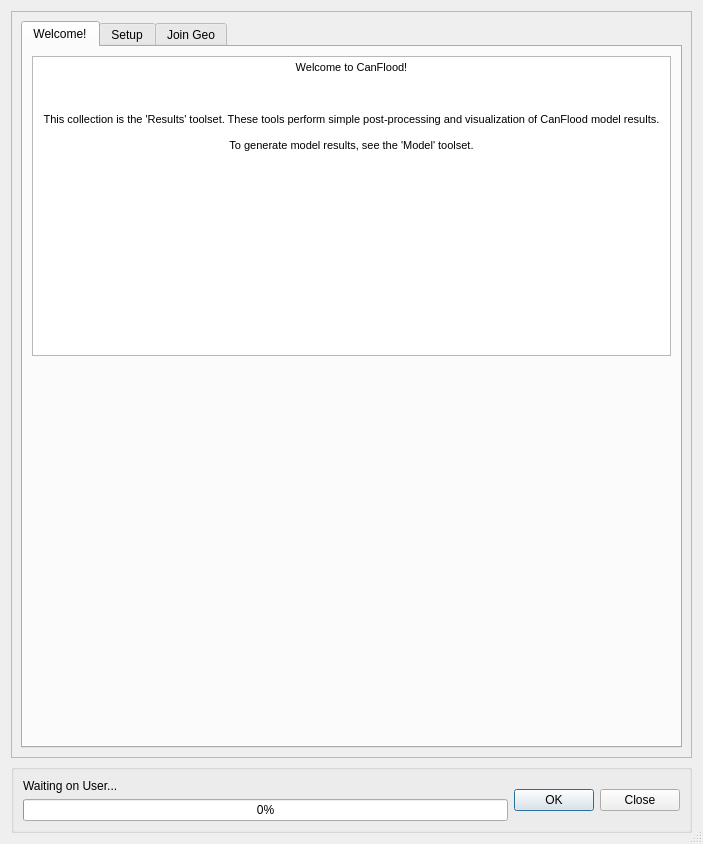
NRCan/CanFlood, file canflood/results/results.ui: the form before one commit.
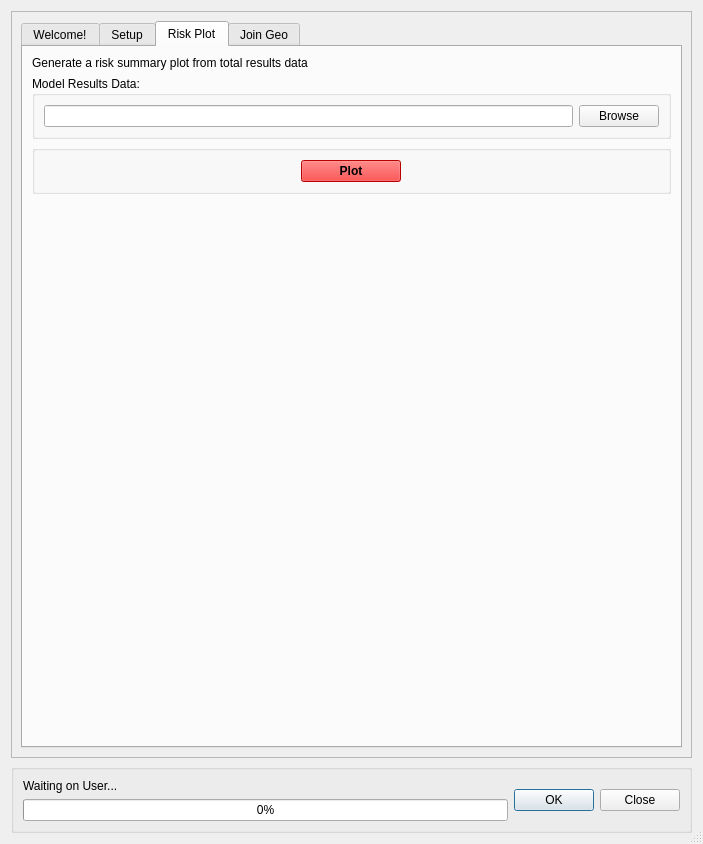
The form after the commit. Icons and pictures are not drawn. Custom widgets are drawn as their Qt base class.

Commit message: connected riskPlot

```diff
--- a/canflood/results/results.ui
+++ b/canflood/results/results.ui
@@ -65,7 +65,7 @@
           </size>
          </property>
          <property name="currentIndex">
-          <number>0</number>
+          <number>2</number>
          </property>
          <widget class="QWidget" name="tab">
           <attribute name="title">
@@ -220,6 +220,499 @@
            </item>
           </layout>
          </widget>
+         <widget class="QWidget" name="tab_3">
+          <attribute name="title">
+           <string>Risk Plot</string>
+          </attribute>
+          <layout class="QVBoxLayout" name="verticalLayout_4">
+           <item>
+            <widget class="QLabel" name="label_4">
+             <property name="text">
+              <string>Generate a risk summary plot from total results data</string>
+             </property>
+            </widget>
+           </item>
+           <item>
+            <widget class="QGroupBox" name="verticalGroupBox_7">
+             <property name="title">
+              <string>Model Results Data:</string>
+             </property>
+             <layout class="QVBoxLayout" name="verticalLayout_2">
+              <item>
+               <layout class="QHBoxLayout" name="_8">
+                <item>
+                 <widget class="QLineEdit" name="lineEdit_RP_fp"/>
+                </item>
+                <item>
+                 <widget class="QPushButton" name="pushButton_RP_fp">
+                  <property name="text">
+                   <string>Browse</string>
+                  </property>
+                 </widget>
+                </item>
+               </layout>
+              </item>
+             </layout>
+            </widget>
+           </item>
+           <item>
+            <widget class="QGroupBox" name="groupBox_7">
+             <property name="title">
+              <string/>
+             </property>
+             <layout class="QGridLayout" name="gridLayout_7">
+              <item row="0" column="0">
+               <widget class="QPushButton" name="pushButton_RP_plot">
+                <property name="maximumSize">
+                 <size>
+                  <width>100</width>
+                  <height>16777215</height>
+                 </size>
+                </property>
+                <property name="palette">
+                 <palette>
+                  <active>
+                   <colorrole role="WindowText">
+                    <brush brushstyle="SolidPattern">
+                     <color alpha="255">
+                      <red>0</red>
+                      <green>0</green>
+                      <blue>0</blue>
+                     </color>
+                    </brush>
+                   </colorrole>
+                   <colorrole role="Button">
+                    <brush brushstyle="SolidPattern">
+                     <color alpha="255">
+                      <red>255</red>
+                      <green>0</green>
+                      <blue>0</blue>
+                     </color>
+                    </brush>
+                   </colorrole>
+                   <colorrole role="Light">
+                    <brush brushstyle="SolidPattern">
+                     <color alpha="255">
+                      <red>255</red>
+                      <green>127</green>
+                      <blue>127</blue>
+                     </color>
+                    </brush>
+                   </colorrole>
+                   <colorrole role="Midlight">
+                    <brush brushstyle="SolidPattern">
+                     <color alpha="255">
+                      <red>255</red>
+                      <green>63</green>
+                      <blue>63</blue>
+                     </color>
+                    </brush>
+                   </colorrole>
+                   <colorrole role="Dark">
+                    <brush brushstyle="SolidPattern">
+                     <color alpha="255">
+                      <red>127</red>
+                      <green>0</green>
+                      <blue>0</blue>
+                     </color>
+                    </brush>
+                   </colorrole>
+                   <colorrole role="Mid">
+                    <brush brushstyle="SolidPattern">
+                     <color alpha="255">
+                      <red>170</red>
+                      <green>0</green>
+                      <blue>0</blue>
+                     </color>
+                    </brush>
+                   </colorrole>
+                   <colorrole role="Text">
+                    <brush brushstyle="SolidPattern">
+                     <color alpha="255">
+                      <red>0</red>
+                      <green>0</green>
+                      <blue>0</blue>
+                     </color>
+                    </brush>
+                   </colorrole>
+                   <colorrole role="BrightText">
+                    <brush brushstyle="SolidPattern">
+                     <color alpha="255">
+                      <red>255</red>
+                      <green>255</green>
+                      <blue>255</blue>
+                     </color>
+                    </brush>
+                   </colorrole>
+                   <colorrole role="ButtonText">
+                    <brush brushstyle="SolidPattern">
+                     <color alpha="255">
+                      <red>0</red>
+                      <green>0</green>
+                      <blue>0</blue>
+                     </color>
+                    </brush>
+                   </colorrole>
+                   <colorrole role="Base">
+                    <brush brushstyle="SolidPattern">
+                     <color alpha="255">
+                      <red>255</red>
+                      <green>255</green>
+                      <blue>255</blue>
+                     </color>
+                    </brush>
+                   </colorrole>
+                   <colorrole role="Window">
+                    <brush brushstyle="SolidPattern">
+                     <color alpha="255">
+                      <red>255</red>
+                      <green>0</green>
+                      <blue>0</blue>
+                     </color>
+                    </brush>
+                   </colorrole>
+                   <colorrole role="Shadow">
+                    <brush brushstyle="SolidPattern">
+                     <color alpha="255">
+                      <red>0</red>
+                      <green>0</green>
+                      <blue>0</blue>
+                     </color>
+                    </brush>
+                   </colorrole>
+                   <colorrole role="AlternateBase">
+                    <brush brushstyle="SolidPattern">
+                     <color alpha="255">
+                      <red>255</red>
+                      <green>127</green>
+                      <blue>127</blue>
+                     </color>
+                    </brush>
+                   </colorrole>
+                   <colorrole role="ToolTipBase">
+                    <brush brushstyle="SolidPattern">
+                     <color alpha="255">
+                      <red>255</red>
+                      <green>255</green>
+                      <blue>220</blue>
+                     </color>
+                    </brush>
+                   </colorrole>
+                   <colorrole role="ToolTipText">
+                    <brush brushstyle="SolidPattern">
+                     <color alpha="255">
+                      <red>0</red>
+                      <green>0</green>
+                      <blue>0</blue>
+                     </color>
+                    </brush>
+                   </colorrole>
+                  </active>
+                  <inactive>
+                   <colorrole role="WindowText">
+                    <brush brushstyle="SolidPattern">
+                     <color alpha="255">
+                      <red>0</red>
+                      <green>0</green>
+                      <blue>0</blue>
+                     </color>
+                    </brush>
+                   </colorrole>
+                   <colorrole role="Button">
+                    <brush brushstyle="SolidPattern">
+                     <color alpha="255">
+                      <red>255</red>
+                      <green>0</green>
+                      <blue>0</blue>
+                     </color>
+                    </brush>
+                   </colorrole>
+                   <colorrole role="Light">
+                    <brush brushstyle="SolidPattern">
+                     <color alpha="255">
+                      <red>255</red>
+                      <green>127</green>
+                      <blue>127</blue>
+                     </color>
+                    </brush>
+                   </colorrole>
+                   <colorrole role="Midlight">
+                    <brush brushstyle="SolidPattern">
+                     <color alpha="255">
+                      <red>255</red>
+                      <green>63</green>
+                      <blue>63</blue>
+                     </color>
+                    </brush>
+                   </colorrole>
+                   <colorrole role="Dark">
+                    <brush brushstyle="SolidPattern">
+                     <color alpha="255">
+                      <red>127</red>
+                      <green>0</green>
+                      <blue>0</blue>
+                     </color>
+                    </brush>
+                   </colorrole>
+                   <colorrole role="Mid">
+                    <brush brushstyle="SolidPattern">
+                     <color alpha="255">
+                      <red>170</red>
+                      <green>0</green>
+                      <blue>0</blue>
+                     </color>
+                    </brush>
+                   </colorrole>
+                   <colorrole role="Text">
+                    <brush brushstyle="SolidPattern">
+                     <color alpha="255">
+                      <red>0</red>
+                      <green>0</green>
+                      <blue>0</blue>
+                     </color>
+                    </brush>
+                   </colorrole>
+                   <colorrole role="BrightText">
+                    <brush brushstyle="SolidPattern">
+                     <color alpha="255">
+                      <red>255</red>
+                      <green>255</green>
+                      <blue>255</blue>
+                     </color>
+                    </brush>
+                   </colorrole>
+                   <colorrole role="ButtonText">
+                    <brush brushstyle="SolidPattern">
+                     <color alpha="255">
+                      <red>0</red>
+                      <green>0</green>
+                      <blue>0</blue>
+                     </color>
+                    </brush>
+                   </colorrole>
+                   <colorrole role="Base">
+                    <brush brushstyle="SolidPattern">
+                     <color alpha="255">
+                      <red>255</red>
+                      <green>255</green>
+                      <blue>255</blue>
+                     </color>
+                    </brush>
+                   </colorrole>
+                   <colorrole role="Window">
+                    <brush brushstyle="SolidPattern">
+                     <color alpha="255">
+                      <red>255</red>
+                      <green>0</green>
+                      <blue>0</blue>
+                     </color>
+                    </brush>
+                   </colorrole>
+                   <colorrole role="Shadow">
+                    <brush brushstyle="SolidPattern">
+                     <color alpha="255">
+                      <red>0</red>
+                      <green>0</green>
+                      <blue>0</blue>
+                     </color>
+                    </brush>
+                   </colorrole>
+                   <colorrole role="AlternateBase">
+                    <brush brushstyle="SolidPattern">
+                     <color alpha="255">
+                      <red>255</red>
+                      <green>127</green>
+                      <blue>127</blue>
+                     </color>
+                    </brush>
+                   </colorrole>
+                   <colorrole role="ToolTipBase">
+                    <brush brushstyle="SolidPattern">
+                     <color alpha="255">
+                      <red>255</red>
+                      <green>255</green>
+                      <blue>220</blue>
+                     </color>
+                    </brush>
+                   </colorrole>
+                   <colorrole role="ToolTipText">
+                    <brush brushstyle="SolidPattern">
+                     <color alpha="255">
+                      <red>0</red>
+                      <green>0</green>
+                      <blue>0</blue>
+                     </color>
+                    </brush>
+                   </colorrole>
+                  </inactive>
+                  <disabled>
+                   <colorrole role="WindowText">
+                    <brush brushstyle="SolidPattern">
+                     <color alpha="255">
+                      <red>127</red>
+                      <green>0</green>
+                      <blue>0</blue>
+                     </color>
+                    </brush>
+                   </colorrole>
+                   <colorrole role="Button">
+                    <brush brushstyle="SolidPattern">
+                     <color alpha="255">
+                      <red>255</red>
+                      <green>0</green>
+                      <blue>0</blue>
+                     </color>
+                    </brush>
+                   </colorrole>
+                   <colorrole role="Light">
+                    <brush brushstyle="SolidPattern">
+                     <color alpha="255">
+                      <red>255</red>
+                      <green>127</green>
+                      <blue>127</blue>
+                     </color>
+                    </brush>
+                   </colorrole>
+                   <colorrole role="Midlight">
+                    <brush brushstyle="SolidPattern">
+                     <color alpha="255">
+                      <red>255</red>
+                      <green>63</green>
+                      <blue>63</blue>
+                     </color>
+                    </brush>
+                   </colorrole>
+                   <colorrole role="Dark">
+                    <brush brushstyle="SolidPattern">
+                     <color alpha="255">
+                      <red>127</red>
+                      <green>0</green>
+                      <blue>0</blue>
+                     </color>
+                    </brush>
+                   </colorrole>
+                   <colorrole role="Mid">
+                    <brush brushstyle="SolidPattern">
+                     <color alpha="255">
+                      <red>170</red>
+                      <green>0</green>
+                      <blue>0</blue>
+                     </color>
+                    </brush>
+                   </colorrole>
+                   <colorrole role="Text">
+                    <brush brushstyle="SolidPattern">
+                     <color alpha="255">
+                      <red>127</red>
+                      <green>0</green>
+                      <blue>0</blue>
+                     </color>
+                    </brush>
+                   </colorrole>
+                   <colorrole role="BrightText">
+                    <brush brushstyle="SolidPattern">
+                     <color alpha="255">
+                      <red>255</red>
+                      <green>255</green>
+                      <blue>255</blue>
+                     </color>
+                    </brush>
+                   </colorrole>
+                   <colorrole role="ButtonText">
+                    <brush brushstyle="SolidPattern">
+                     <color alpha="255">
+                      <red>127</red>
+                      <green>0</green>
+                      <blue>0</blue>
+                     </color>
+                    </brush>
+                   </colorrole>
+                   <colorrole role="Base">
+                    <brush brushstyle="SolidPattern">
+                     <color alpha="255">
+                      <red>255</red>
+                      <green>0</green>
+                      <blue>0</blue>
+                     </color>
+                    </brush>
+                   </colorrole>
+                   <colorrole role="Window">
+                    <brush brushstyle="SolidPattern">
+                     <color alpha="255">
+                      <red>255</red>
+                      <green>0</green>
+                      <blue>0</blue>
+                     </color>
+                    </brush>
+                   </colorrole>
+                   <colorrole role="Shadow">
+                    <brush brushstyle="SolidPattern">
+                     <color alpha="255">
+                      <red>0</red>
+                      <green>0</green>
+                      <blue>0</blue>
+                     </color>
+                    </brush>
+                   </colorrole>
+                   <colorrole role="AlternateBase">
+                    <brush brushstyle="SolidPattern">
+                     <color alpha="255">
+                      <red>255</red>
+                      <green>0</green>
+                      <blue>0</blue>
+                     </color>
+                    </brush>
+                   </colorrole>
+                   <colorrole role="ToolTipBase">
+                    <brush brushstyle="SolidPattern">
+                     <color alpha="255">
+                      <red>255</red>
+                      <green>255</green>
+                      <blue>220</blue>
+                     </color>
+                    </brush>
+                   </colorrole>
+                   <colorrole role="ToolTipText">
+                    <brush brushstyle="SolidPattern">
+                     <color alpha="255">
+                      <red>0</red>
+                      <green>0</green>
+                      <blue>0</blue>
+                     </color>
+                    </brush>
+                   </colorrole>
+                  </disabled>
+                 </palette>
+                </property>
+                <property name="font">
+                 <font>
+                  <weight>75</weight>
+                  <bold>true</bold>
+                 </font>
+                </property>
+                <property name="text">
+                 <string>Plot</string>
+                </property>
+               </widget>
+              </item>
+             </layout>
+            </widget>
+           </item>
+           <item>
+            <spacer name="verticalSpacer_3">
+             <property name="orientation">
+              <enum>Qt::Vertical</enum>
+             </property>
+             <property name="sizeHint" stdset="0">
+              <size>
+               <width>20</width>
+               <height>40</height>
+              </size>
+             </property>
+            </spacer>
+           </item>
+          </layout>
+         </widget>
          <widget class="QWidget" name="tab_proj">
           <attribute name="title">
            <string>Join Geo</string>
```
The commit also changes 3 other files.
